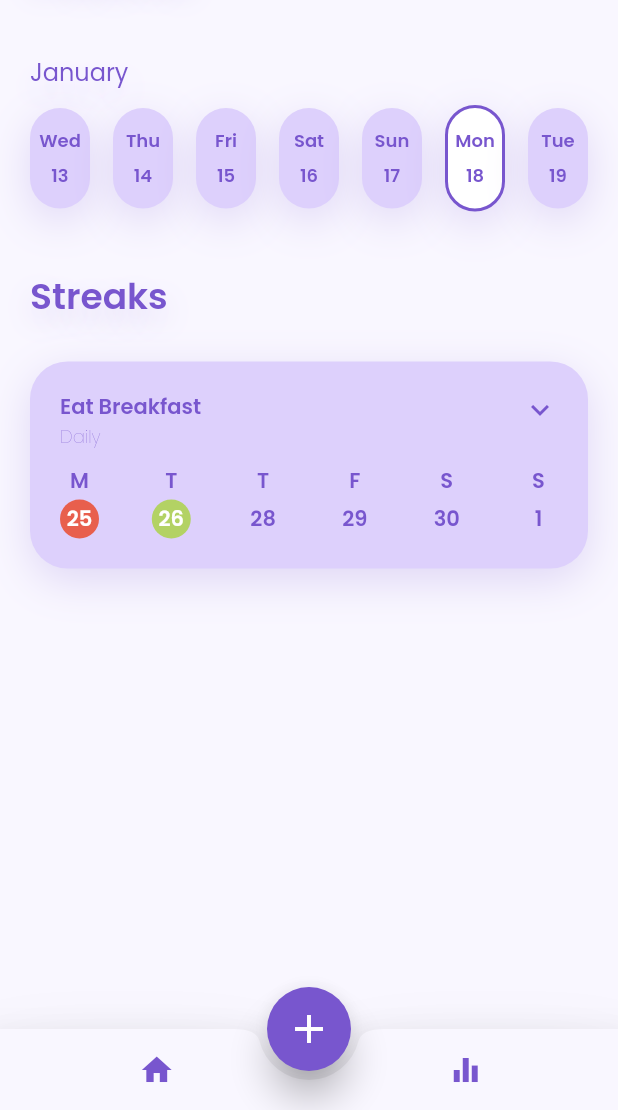
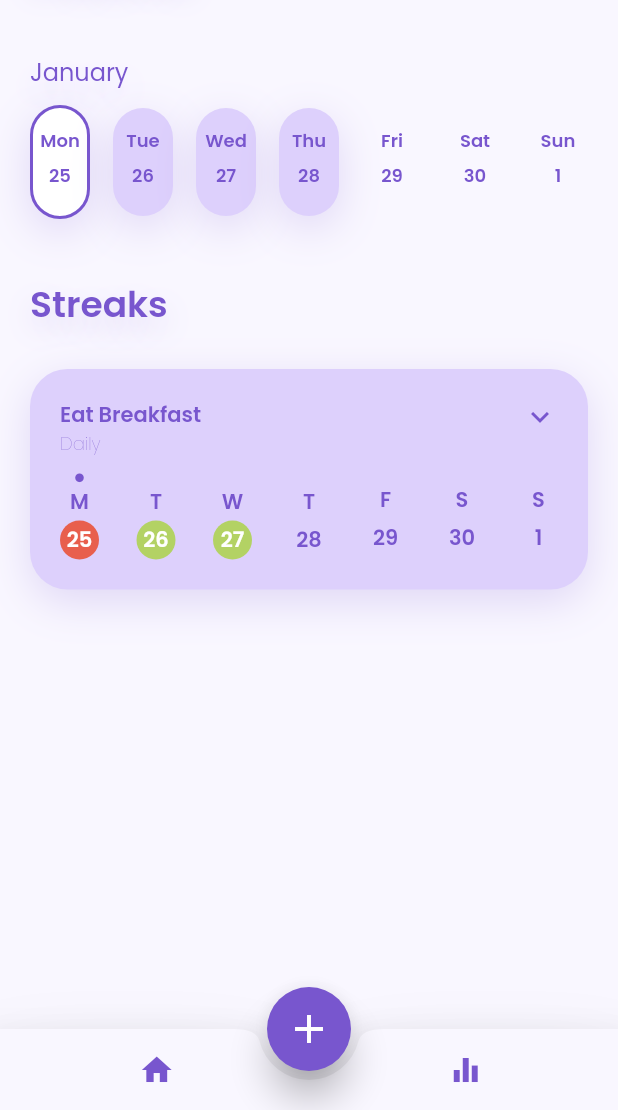
Before and after one commit to afwcole/habittracker, a Flutter app: the screen it shows after launch, after a tap on "Mon", on a phone screen of 412 x 824 dp, the part 126-1236 px from its top. Run offline on Flutter 3.47's test engine with Material 2 defaults, Android fonts, the phone set to English and light mode, and no system bars; drawn by our look-alikes of expandable; our stand-ins replace google_fonts.

Commit message:
Implemented Horizontal Calendar Widget interaction with Habit Cards

```diff
--- a/lib/main.dart
+++ b/lib/main.dart
@@ -2,6 +2,7 @@ import 'package:flutter/foundation.dart';
 import 'package:flutter/material.dart';
 import 'package:flutter/services.dart';
 import 'package:google_fonts/google_fonts.dart';
+import 'package:habittracker/providers/app_data_provider.dart';
 import 'package:habittracker/providers/user_data_provider.dart';
 import 'package:habittracker/pages/homepage.dart';
 import 'package:provider/provider.dart';
@@ -17,6 +18,9 @@ void main() {
       providers: [
         ChangeNotifierProvider(
           create: (context) => UserDataProvider(),
+        ),
+        ChangeNotifierProvider(
+          create: (context) => AppDataProvider(),
         ),
       ],
       child: const MyApp(),
--- a/lib/pages/homepage.dart
+++ b/lib/pages/homepage.dart
@@ -1,6 +1,6 @@
 import 'package:flutter/material.dart';
 import 'package:google_fonts/google_fonts.dart';
-import 'package:habittracker/models/habit_model.dart';
+import 'package:habittracker/providers/app_data_provider.dart';
 import 'package:habittracker/providers/user_data_provider.dart';
 import 'package:habittracker/widgets/create_habit_bottom_sheet.dart';
 import 'package:habittracker/widgets/habit_card.dart';
@@ -18,7 +18,7 @@ class HomePage extends StatelessWidget {
       extendBody: true,
       floatingActionButton: FloatingActionButton(
         elevation: 10,
-        backgroundColor: const Color(0xFF7856CE), //const Color(0xFFB3D264),
+        backgroundColor: const Color(0xFF7856CE),
         onPressed: () {
           createHabitBottomSheet(context);
         },
@@ -106,9 +106,10 @@ Widget mainBody(BuildContext context) {
               height: 10,
             ),
             HorizontalCalendar(
-              firstDate: DateTime(2022, 4, 13),
-              lastDate: DateTime(2022, 4, 19),
-              spacingBetweenDates: 8,
+              firstDate: Provider.of<AppDataProvider>(context, listen: false)
+                  .thisWeekStartDate,
+              lastDate: Provider.of<AppDataProvider>(context, listen: false)
+                  .thisWeekEndDate,
               minSelectedDateCount: 1,
               maxSelectedDateCount: 1,
               initialSelectedDates: [DateTime(2022, 4, 19)],
--- /dev/null
+++ b/lib/providers/app_data_provider.dart
@@ -0,0 +1,24 @@
+import 'package:flutter/cupertino.dart';
+import 'package:habittracker/functions/date_helper.dart';
+
+class AppDataProvider extends ChangeNotifier {
+  DateTime _selectedDate = toDMY(DateTime.now());
+  final DateTime _today = toDMY(DateTime.now());
+
+  DateTime get selectedDate => _selectedDate;
+
+  void setSelectedDate(DateTime date) {
+    _selectedDate = date;
+    notifyListeners();
+  }
+
+  bool isSelectedDate(DateTime date) => selectedDate.compareTo(date) == 0;
+
+  DateTime get today => _today;
+
+  DateTime get thisWeekStartDate => DateTime.utc(
+      _today.year, _today.month, _today.day - (_today.weekday - 1));
+
+  DateTime get thisWeekEndDate => DateTime.utc(thisWeekStartDate.year,
+      thisWeekStartDate.month, thisWeekStartDate.day + 6);
+}
--- a/lib/widgets/habit_card.dart
+++ b/lib/widgets/habit_card.dart
@@ -4,7 +4,7 @@ import 'package:google_fonts/google_fonts.dart';
 import 'package:habittracker/functions/date_helper.dart';
 import 'package:habittracker/models/habit_model.dart';
 import 'package:habittracker/models/habit_date_model.dart';
-import 'package:habittracker/providers/user_data_provider.dart';
+import 'package:habittracker/providers/app_data_provider.dart';
 import 'package:habittracker/widgets/habit_card_button.dart';
 import 'package:provider/provider.dart';
 
@@ -122,8 +122,9 @@ class _HabitCardState extends State<HabitCard> {
 
 Widget weeklyStreak(BuildContext context, List<HabitDateModel> habitHistory) {
   DateTime today = DateTime.now();
-  DateTime currentWeekStartDate = DateTime.utc(
-      today.year, today.month, today.day - (today.weekday - 1)); //Monday
+  DateTime currentWeekStartDate =
+      Provider.of<AppDataProvider>(context, listen: false)
+          .thisWeekStartDate; //Monday
 
   return Container(
     margin: const EdgeInsets.fromLTRB(20, 0, 20, 20),
@@ -137,6 +138,11 @@ Widget weeklyStreak(BuildContext context, List<HabitDateModel> habitHistory) {
           Column(
             crossAxisAlignment: CrossAxisAlignment.center,
             children: [
+              const Icon(
+                null,
+                color: Color(0xFF7856CE),
+                size: 7,
+              ),
               Text(
                 weekdayToISOString(
                     DateTime.utc(today.year, today.month, today.day + j)
@@ -180,9 +186,18 @@ Widget weeklyStreak(BuildContext context, List<HabitDateModel> habitHistory) {
 Widget cardDateIcon(BuildContext context, HabitDateModel habitDate) {
   Color iconColor = getDateIconColor(habitDate);
 
-  return Column(
+  return Consumer<AppDataProvider>(
+    builder: (context, userDataProvider, child) => Column(
       crossAxisAlignment: CrossAxisAlignment.center,
       children: [
+        Icon(
+          userDataProvider.isSelectedDate(habitDate.date) ? Icons.circle : null,
+          color: const Color(0xFF7856CE),
+          size: 7,
+        ),
+        const SizedBox(
+          height: 2,
+        ),
         Text(
           weekdayToISOString(habitDate.date.weekday, 1),
           style: GoogleFonts.poppins(
@@ -205,7 +220,8 @@ Widget cardDateIcon(BuildContext context, HabitDateModel habitDate) {
             style: GoogleFonts.poppins(
               textStyle: TextStyle(
                 fontSize: 14,
-              color: habitDate.activity == "Break" || habitDate.activity == null
+                color:
+                    habitDate.activity == "Break" || habitDate.activity == null
                         ? const Color(0xFF7856CE)
                         : Colors.white,
                 fontWeight: FontWeight.w600,
@@ -224,5 +240,6 @@ Widget cardDateIcon(BuildContext context, HabitDateModel habitDate) {
           ),
         ),
       ],
+    ),
   );
 }
--- a/lib/widgets/horizontal_calendar.dart
+++ b/lib/widgets/horizontal_calendar.dart
@@ -1,13 +1,14 @@
 import 'package:flutter/material.dart';
 import 'package:habittracker/functions/date_helper.dart';
+import 'package:habittracker/providers/app_data_provider.dart';
 import 'package:habittracker/widgets/horizontal_date_widget.dart';
+import 'package:provider/provider.dart';
 
 class HorizontalCalendar extends StatefulWidget {
   final DateTime firstDate;
   final DateTime lastDate;
   final double height;
   final List<DateTime>? initialSelectedDates;
-  final double? spacingBetweenDates;
   final EdgeInsetsGeometry? padding;
   final int? minSelectedDateCount;
   final int? maxSelectedDateCount;
@@ -17,7 +18,6 @@ class HorizontalCalendar extends StatefulWidget {
     required this.firstDate,
     required this.lastDate,
     this.height = 100,
-    this.spacingBetweenDates,
     this.padding,
     this.minSelectedDateCount,
     this.maxSelectedDateCount,
@@ -47,7 +47,12 @@ class _HorizontalCalendarState extends State<HorizontalCalendar> {
         for (int i = 0; i < allDates.length; i++)
           HorizontalDateWidget(
             date: allDates[i],
-            isSelected: selectedDates.contains(allDates[i]),
+            isSelected: Provider.of<AppDataProvider>(context, listen: false)
+                .isSelectedDate(allDates[i]),
+            isDisabled: Provider.of<AppDataProvider>(context, listen: false)
+                    .today
+                    .compareTo(allDates[i]) <
+                0,
             onTap: () {
               if (!selectedDates.contains(allDates[i])) {
                 if (widget.maxSelectedDateCount == 1 &&
@@ -57,7 +62,8 @@ class _HorizontalCalendarState extends State<HorizontalCalendar> {
                     selectedDates.length) {
                   return;
                 }
-                selectedDates.add(allDates[i]);
+                Provider.of<AppDataProvider>(context, listen: false)
+                    .setSelectedDate(allDates[i]);
               }
               setState(() {});
             },
--- a/lib/widgets/horizontal_date_widget.dart
+++ b/lib/widgets/horizontal_date_widget.dart
@@ -4,10 +4,7 @@ import 'package:habittracker/functions/date_helper.dart';
 
 class HorizontalDateWidget extends StatelessWidget {
   final DateTime date;
-  final String? monthFormat;
-  final String? dateFormat;
   final VoidCallback? onTap;
-  final VoidCallback? onLongTap;
   final bool isSelected;
   final bool isDisabled;
 
@@ -15,21 +12,21 @@ class HorizontalDateWidget extends StatelessWidget {
     Key? key,
     required this.date,
     this.onTap,
-    this.onLongTap,
     this.isSelected = false,
     this.isDisabled = false,
-    this.monthFormat,
-    this.dateFormat,
   }) : super(key: key);
 
   @override
   Widget build(BuildContext context) {
     return GestureDetector(
       onTap: isDisabled ? null : onTap,
-      onLongPress: isDisabled ? null : onLongTap,
       child: Container(
         width: 40,
-        decoration: isSelected ? _selectedDecoration() : _defaultDecoration(),
+        decoration: isDisabled
+            ? null
+            : isSelected
+                ? _selectedDecoration()
+                : _defaultDecoration(),
         padding: const EdgeInsets.symmetric(horizontal: 4, vertical: 13),
         child: Column(
           mainAxisSize: MainAxisSize.min,
@@ -57,6 +54,9 @@ class HorizontalDateWidget extends StatelessWidget {
                   fontWeight: FontWeight.w600,
                 ),
               ),
+            ),
+            const SizedBox(
+              height: 5,
             ),
           ],
         ),
```
Also changed, not shown: lib/functions/date_helper.dart (+19 -1 lines), lib/providers/user_data_provider.dart (+5 -2 lines), lib/widgets/habit_card_button.dart (+5 -2 lines). Lines whose indentation alone changed are shown as unchanged.
